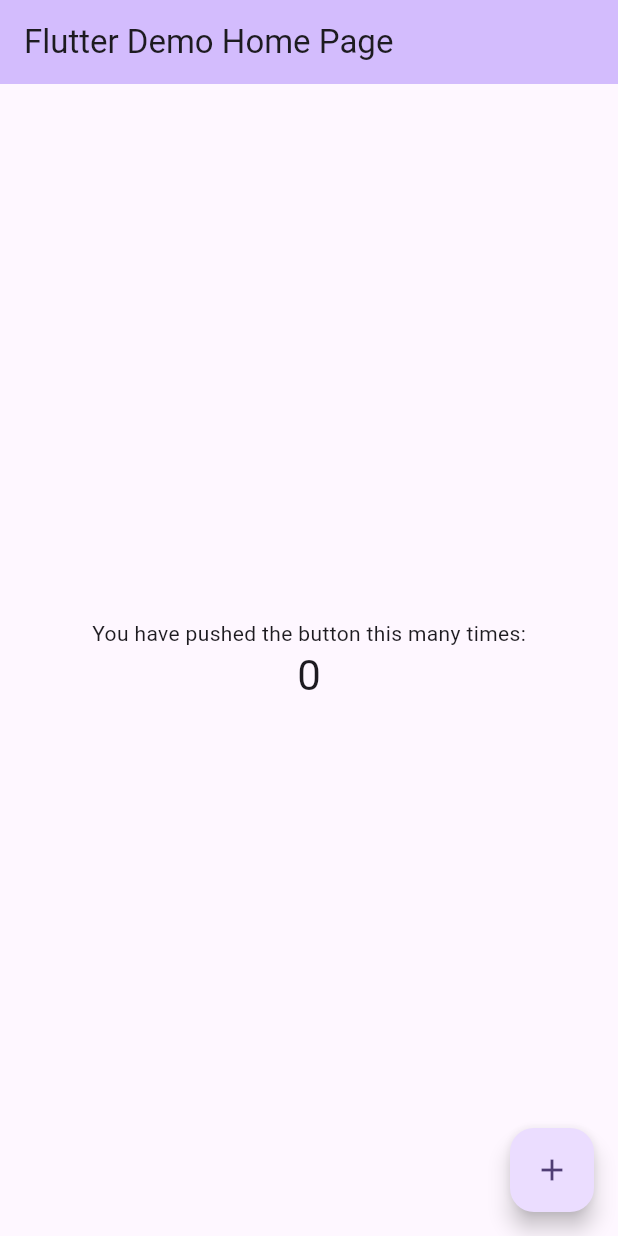
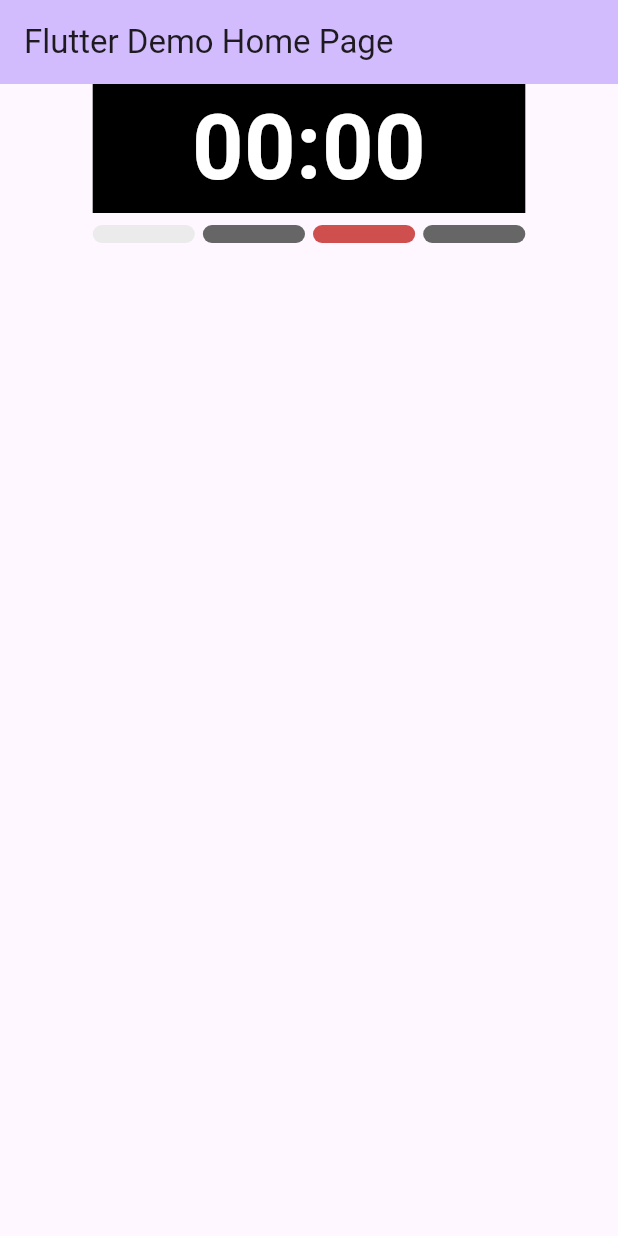
Before and after one commit to nobumitsu-1995/pomodoro-timer-flutter, a Flutter app: the screen it shows after launch, on a phone screen of 412 x 824 dp. Run offline on Flutter 3.47's test engine with Material 3 defaults, Android fonts, the phone set to English and light mode, and no system bars.

Commit message:
feat: Timerコンポーネントの作成

```diff
--- a/lib/main.dart
+++ b/lib/main.dart
@@ -1,4 +1,7 @@
 import 'package:flutter/material.dart';
+import 'package:pomodoro_timer/ui/timer/view/cycle.dart';
+import 'package:pomodoro_timer/ui/timer/view/timer.dart';
+import 'package:pomodoro_timer/ui/timer/view/timer_container.dart';
 
 void main() {
   runApp(const MyApp());
@@ -29,14 +32,6 @@ class MyHomePage extends StatefulWidget {
 }
 
 class _MyHomePageState extends State<MyHomePage> {
-  int _counter = 0;
-
-  void _incrementCounter() {
-    setState(() {
-      _counter++;
-    });
-  }
-
   @override
   Widget build(BuildContext context) {
     return Scaffold(
@@ -44,25 +39,7 @@ class _MyHomePageState extends State<MyHomePage> {
         backgroundColor: Theme.of(context).colorScheme.inversePrimary,
         title: Text(widget.title),
       ),
-      body: Center(
-        child: Column(
-          mainAxisAlignment: MainAxisAlignment.center,
-          children: <Widget>[
-            const Text(
-              'You have pushed the button this many times:',
-            ),
-            Text(
-              '$_counter',
-              style: Theme.of(context).textTheme.headlineMedium,
-            ),
-          ],
-        ),
-      ),
-      floatingActionButton: FloatingActionButton(
-        onPressed: _incrementCounter,
-        tooltip: 'Increment',
-        child: const Icon(Icons.add),
-      ),
+      body: const Center(child: TimerContainer())
     );
   }
 }
--- /dev/null
+++ b/lib/ui/timer/view/cycle.dart
@@ -0,0 +1,44 @@
+import 'package:flutter/material.dart';
+import 'package:pomodoro_timer/ui/timer/view/cycle_bar.dart';
+
+class Cycle extends StatelessWidget {
+  // タイマーの繰り返し設定回数
+  final int cycle;
+  // タイマーの繰り返し残り回数
+  final int leftCycle;
+  // 長い休憩時間
+  final int cycleToLongRestTime;
+
+  const Cycle({
+    super.key,
+    required this.cycle,
+    required this.leftCycle,
+    required this.cycleToLongRestTime
+  });
+
+  @override
+  Widget build(BuildContext context) {
+    List<int> list = List.filled(cycle, 0);
+
+    Color color(int index) {
+      final color = index + 1 > cycle - leftCycle
+        ? cycleToLongRestTime != 0 && (index + 1) % cycleToLongRestTime == 0
+          ? const Color(0xFFCF4F4F)
+          : const Color(0xFF666666)
+        : const Color(0xFFEBEBEB);
+      return color;
+    }
+
+    return Row(
+      mainAxisAlignment: MainAxisAlignment.spaceBetween,
+      children:[
+        ...list.asMap().entries.map((e) =>
+          CycleBar(
+            color: color(e.key),
+            width: ((MediaQuery.of(context).size.width * 0.7) / list.length) - 4,
+          )
+        )
+      ]
+    );
+  }
+}
--- /dev/null
+++ b/lib/ui/timer/view/cycle_bar.dart
@@ -0,0 +1,24 @@
+import 'package:flutter/material.dart';
+
+class CycleBar extends StatelessWidget {
+  final Color color;
+  final double width;
+
+  const CycleBar({
+    super.key,
+    required this.color,
+    required this.width
+  });
+
+  @override
+  Widget build(BuildContext context) {
+    return Container(
+      width: width,
+      height: 12,
+      decoration: BoxDecoration(
+        color: color,
+        borderRadius: BorderRadius.circular(6),
+      ),
+    );
+  }
+}
--- /dev/null
+++ b/lib/ui/timer/view/timer.dart
@@ -0,0 +1,22 @@
+import 'package:flutter/material.dart';
+
+class Timer extends StatelessWidget {
+  const Timer({super.key});
+
+  @override
+  Widget build(BuildContext context) {
+    return Container(
+      width: MediaQuery.of(context).size.width * 0.7,
+      color: Colors.black,
+      child: const Text(
+        '00:00',
+        style: TextStyle(
+          fontWeight: FontWeight.bold,
+          fontSize: 60,
+          color: Colors.white,
+        ),
+        textAlign: TextAlign.center,
+      ),
+    );
+  }
+}
--- /dev/null
+++ b/lib/ui/timer/view/timer_container.dart
@@ -0,0 +1,21 @@
+import 'package:flutter/material.dart';
+import 'package:pomodoro_timer/ui/timer/view/cycle.dart';
+import 'package:pomodoro_timer/ui/timer/view/timer.dart';
+
+class TimerContainer extends StatelessWidget {
+  const TimerContainer({super.key});
+
+  @override
+  Widget build(BuildContext context) {
+    return SizedBox(
+      width: MediaQuery.of(context).size.width * 0.7,
+      child: const Column(
+        children: [
+          Timer(),
+          SizedBox(height: 8,),
+          Cycle(cycle: 4, leftCycle: 3, cycleToLongRestTime: 3)
+        ],
+      ),
+    );
+  }
+}
```
